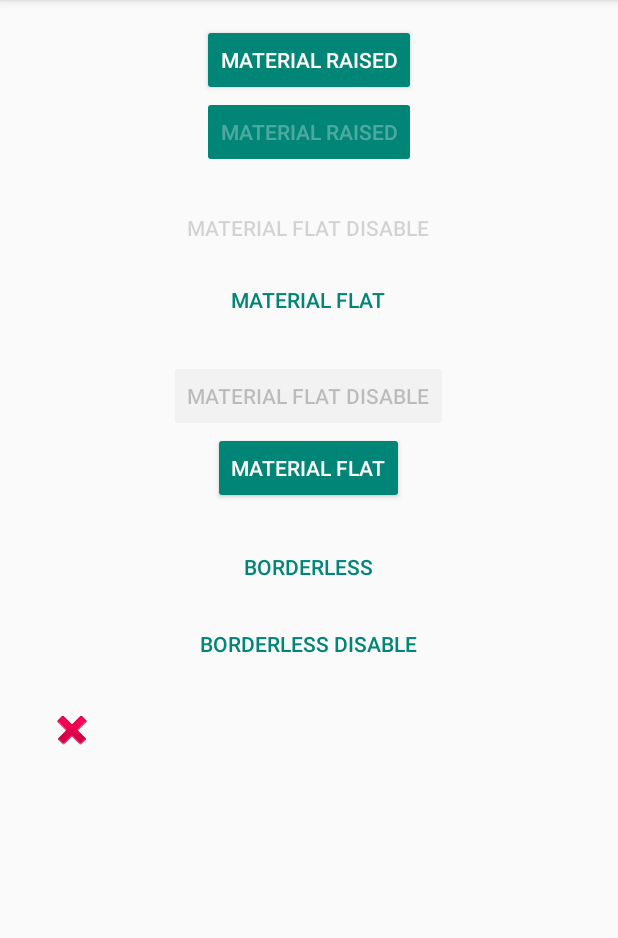
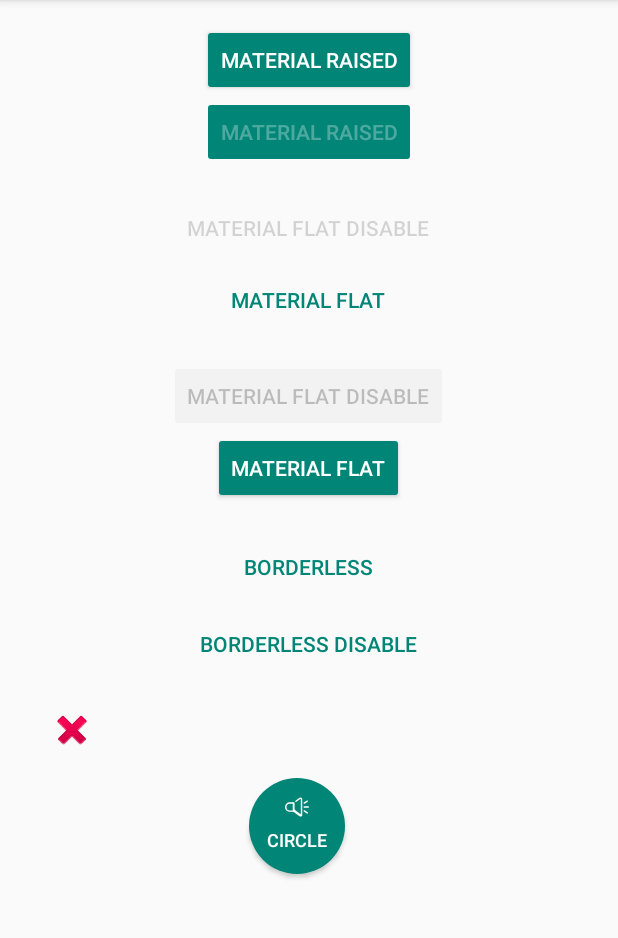
Before and after one commit to makdroy/kotlin-demo, an Android app: the ButtonActivity screen opened directly, with no data from a screen before it, on a phone screen of 412 x 824 dp, the part 84-1022 px from its top. Run offline under Robolectric (Android 15) with nearby library versions, the phone set to English and light mode, and no system bars.

Commit message:
Create circular ripple button

```diff
--- /dev/null
+++ b/app/src/main/res/drawable/bg_circle_video_call_menu.xml
@@ -0,0 +1,9 @@
+<?xml version="1.0" encoding="utf-8"?>
+<shape xmlns:android="http://schemas.android.com/apk/res/android"
+    android:shape="oval">
+
+    <solid android:color="@color/colorPrimary" />
+    <size
+        android:width="56dp"
+        android:height="56dp" />
+</shape>
--- /dev/null
+++ b/app/src/main/res/drawable/bg_circle_video_call_menu_ripple.xml
@@ -0,0 +1,15 @@
+<?xml version="1.0" encoding="utf-8"?>
+<ripple xmlns:android="http://schemas.android.com/apk/res/android"
+    android:color="@color/colorPrimaryDark">
+
+    <item android:id="@android:id/mask">
+        <shape android:shape="oval">
+            <solid android:color="#000" />
+        </shape>
+    </item>
+
+    <item
+        android:id="@android:id/background"
+        android:drawable="@drawable/bg_circle_video_call_menu" />
+
+</ripple>
--- /dev/null
+++ b/app/src/main/res/drawable/ic_speaker_small.xml
@@ -0,0 +1,27 @@
+<vector xmlns:android="http://schemas.android.com/apk/res/android"
+    android:width="16dp"
+    android:height="16dp"
+    android:viewportWidth="16"
+    android:viewportHeight="16">
+    <group>
+        <clip-path android:pathData="M0,0h16v16H0z M 0,0" />
+        <path
+            android:fillColor="#fff"
+            android:pathData="M9.946,11.773L5.619,8.52v1.354l4.327,3.253a0.684,0.684 0,0 0,1.09 -0.545v-1.354a0.684,0.684 0,0 1,-1.09 0.545z" />
+        <path
+            android:fillColor="#fff"
+            android:pathData="M10.35,13.719a1.128,1.128 0,0 1,-0.685 -0.226l-4.327,-3.14a0.446,0.446 0,0 1,-0.187 -0.362v-5.253a0.467,0.467 0,0 1,0.934 0L6.085,9.764l4.141,3.019a0.194,0.194 0,0 0,0.218 0.015,0.183 0.183,0 0,0 0.109,-0.181L10.553,2.112a0.208,0.208 0,0 0,-0.109 -0.181,0.228 0.228,0 0,0 -0.218,0.015L7.55,3.893a0.48,0.48 0,0 1,-0.654 -0.091,0.447 0.447,0 0,1 0.091,-0.638l2.677,-1.947a1.179,1.179 0,0 1,1.2 -0.106,1.122 1.122,0 0,1 0.638,1v10.506a1.122,1.122 0,0 1,-0.638 1,1.2 1.2,0 0,1 -0.514,0.102z" />
+        <path
+            android:fillColor="#fff"
+            android:pathData="M5.884,10.54h-2.709a3.175,3.175 0,1 1,0 -6.351h2.708a0.459,0.459 0,0 1,0.467 0.467v5.417a0.479,0.479 0,0 1,-0.466 0.467zM3.176,5.123a2.242,2.242 0,0 0,0 4.483h2.242v-4.483z" />
+        <path
+            android:fillColor="#fff"
+            android:pathData="M15.533,7.831h-2.708a0.467,0.467 0,0 1,0 -0.934h2.708a0.467,0.467 0,0 1,0 0.934z" />
+        <path
+            android:fillColor="#fff"
+            android:pathData="M12.824,5.2459a0.468,0.468 0,0 1,-0.265 -0.856l2.024,-1.354a0.471,0.471 0,0 1,0.529 0.778l-2.024,1.354a0.525,0.525 0,0 1,-0.264 0.078z" />
+        <path
+            android:fillColor="#fff"
+            android:pathData="M14.848,11.7689a0.574,0.574 0,0 1,-0.265 -0.078l-2.024,-1.354a0.471,0.471 0,1 1,0.529 -0.778l2.024,1.354a0.458,0.458 0,0 1,0.125 0.654,0.465 0.465,0 0,1 -0.389,0.202z" />
+    </group>
+</vector>
--- a/app/src/main/res/layout/activity_button.xml
+++ b/app/src/main/res/layout/activity_button.xml
@@ -83,4 +83,20 @@
         android:contentDescription="@string/desc_image_button_with_item_background"
         android:src="@android:drawable/ic_delete" />
 
+    <Button
+        style="@style/Widget.AppCompat.Button.Colored"
+        android:layout_width="64dp"
+        android:layout_height="64dp"
+        android:layout_gravity="center_horizontal"
+        android:elevation="12dp"
+        android:layout_marginTop="@dimen/margin_default"
+        android:layout_marginEnd="8dp"
+        android:layout_marginBottom="@dimen/margin_default"
+        android:background="@drawable/bg_circle_video_call_menu_ripple"
+        android:drawableTop="@drawable/ic_speaker_small"
+        android:drawablePadding="-10dp"
+        android:paddingTop="12dp"
+        android:text="@string/txt_circle"
+        android:textSize="12sp" />
+
 </LinearLayout>
--- a/app/src/main/res/values/strings.xml
+++ b/app/src/main/res/values/strings.xml
@@ -19,4 +19,5 @@
     <string name="txt_download_file_complete">File Download Complete</string>
     <string name="desc_image_button_with_item_background">Image Button With Item Background</string>
     <string name="txt_webview_load_pdf_button">Load PDF</string>
+    <string name="txt_circle">Circle</string>
 </resources>
```
